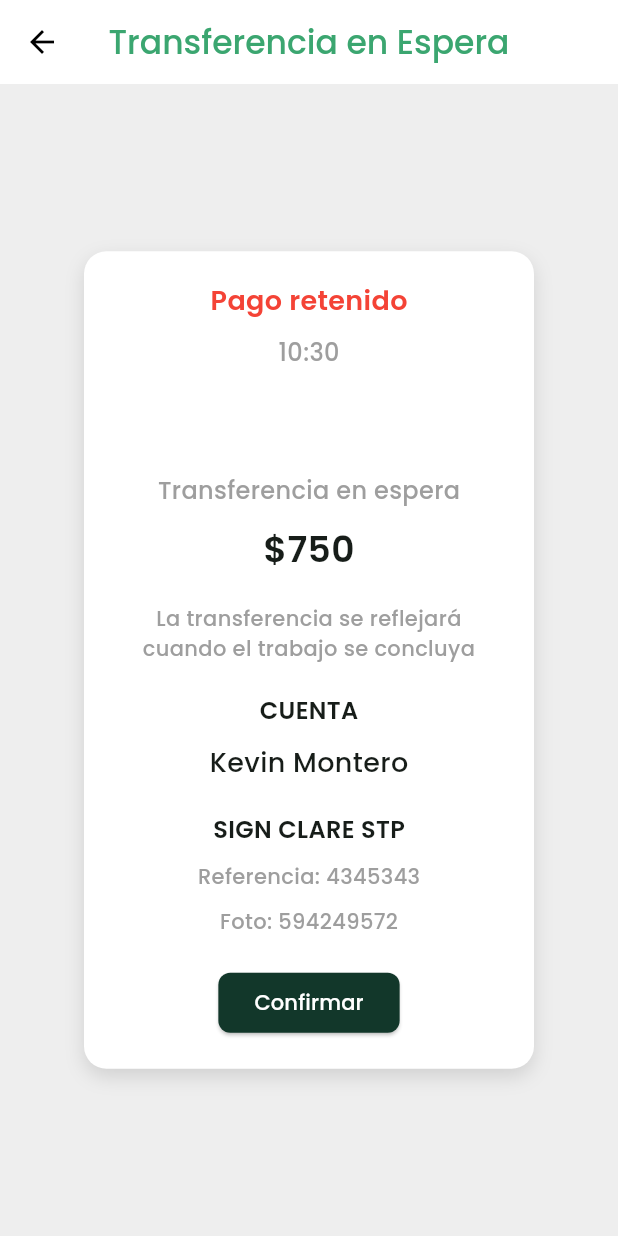
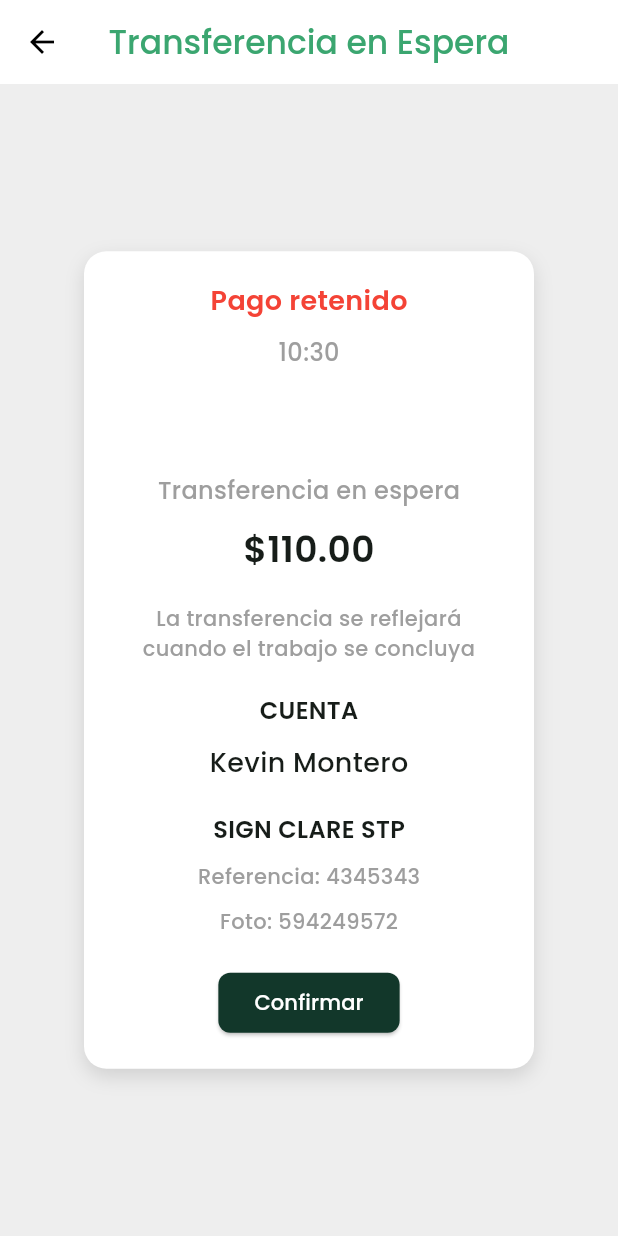
Before and after one commit to spricew/Keidot-Project, a Flutter app: the TransferenciaEsperaScreen screen opened directly, on a phone screen of 412 x 824 dp. Run offline on Flutter 3.47's test engine with Material 3 defaults, Android fonts, the phone set to English and light mode, and no system bars; our stand-ins replace file_picker, flutter_map, flutter_secure_storage, get, latlong2, logger and 1 more; missing offline and left inert: flutter_stripe; accounts and stored records are empty; network calls fail; project files that could hold a hidden picture were left out.

Commit message:
Corregi lo de las ubicaciones

```diff
--- a/Keidot-Project/lib/Services/client_request/location_request/location_service_controller.dart
+++ b/Keidot-Project/lib/Services/client_request/location_request/location_service_controller.dart
@@ -5,7 +5,7 @@ import 'package:http/http.dart' as http;
 import 'package:test_app/Services/client_request/assignment_request/assignment_controller.dart';
 import 'package:test_app/Services/models/location_model.dart';
 import 'package:logger/logger.dart';
-
+/*
 class LocationService {
   final String apiUrl = 'https://keidot.azurewebsites.net/api/Locations';
   final storage = const FlutterSecureStorage();
@@ -87,3 +87,4 @@ class LocationController extends GetxController {
     isLoading.value = false;
   }
 }
+*/
--- a/Keidot-Project/lib/Services/client_request/transaction/service_transaction_controller.dart
+++ b/Keidot-Project/lib/Services/client_request/transaction/service_transaction_controller.dart
@@ -4,6 +4,7 @@ import 'package:http/http.dart' as http;
 import 'package:flutter_secure_storage/flutter_secure_storage.dart';
 import 'package:logger/logger.dart';
 import 'package:test_app/Services/models/service_transaction_model.dart';
+import 'package:test_app/Services/models/location_model.dart';
 
 class ServiceTransactionController extends GetxController {
   final FlutterSecureStorage storage = const FlutterSecureStorage();
@@ -16,9 +17,12 @@ class ServiceTransactionController extends GetxController {
     amount: 110.0,
     estimatedSize: '',
     selectedTime: '',
-    featureIds: [], // Inicializamos la lista vacía
+    featureIds: [],
+    latitude: 0.0,
+    longitude: 0.0,
   ).obs;
   var serviceName = ''.obs;
+  var isLoading = false.obs;
 
   @override
   void onInit() {
@@ -36,8 +40,7 @@ class ServiceTransactionController extends GetxController {
         val.serviceId = serviceIdStored ?? "";
       }
     });
-    logger.i(
-        "Usuario y servicio cargados: userId=$userIdStored, serviceId=$serviceIdStored");
+    logger.i("Usuario y servicio cargados: userId=$userIdStored, serviceId=$serviceIdStored");
   }
 
   void setService(String id, String name) {
@@ -71,7 +74,6 @@ void setEstimatedSize(String size) {
     logger.i("Tamaño estimado actualizado: $size");
   }
 
-
   void setSelectedTime(String date) {
     transaction.update((val) {
       if (val != null) val.selectedTime = date;
@@ -85,6 +87,17 @@ void setEstimatedSize(String size) {
     });
     logger.i("Características seleccionadas: $selectedFeatures");
   }
+
+  void setLocation(double lat, double lng) {
+    transaction.update((val) {
+      if (val != null) {
+        val.latitude = lat;
+        val.longitude = lng;
+      }
+    });
+    logger.d("Ubicación establecida: lat=$lat, lng=$lng");
+  }
+
 
   Future<void> sendRequest() async {
     final token = await storage.read(key: 'token');
@@ -122,10 +135,8 @@ void setEstimatedSize(String size) {
         logger.i("Solicitud enviada con éxito.");
         Get.snackbar("Éxito", "La solicitud se envió correctamente");
       } else {
-        logger.e(
-            "Error al enviar la solicitud: ${response.statusCode}, Respuesta: ${response.body}");
-        Get.snackbar(
-            "Error", "No se pudo enviar la solicitud: ${response.body}");
+        logger.e("Error al enviar la solicitud: ${response.statusCode}, Respuesta: ${response.body}");
+        Get.snackbar("Error", "No se pudo enviar la solicitud: ${response.body}");
       }
     } catch (e) {
       logger.e("Excepción al enviar la solicitud: $e");
--- a/Keidot-Project/lib/Services/models/service_transaction_model.dart
+++ b/Keidot-Project/lib/Services/models/service_transaction_model.dart
@@ -5,7 +5,9 @@ class ServiceTransactionModel {
   double amount;
   String estimatedSize;
   String selectedTime;
-  List<String> featureIds; // ✅ NUEVO
+  List<String> featureIds;
+  double latitude;
+  double longitude;
 
   ServiceTransactionModel({
     required this.userId,
@@ -14,7 +16,9 @@ class ServiceTransactionModel {
     required this.amount,
     required this.estimatedSize,
     required this.selectedTime,
-    this.featureIds = const [], // ✅ Inicializamos con lista vacía
+    this.featureIds = const [],
+    required this.latitude,
+    required this.longitude,
   });
 
   Map<String, dynamic> toJson() {
@@ -25,7 +29,23 @@ class ServiceTransactionModel {
       "amount": amount,
       "estimated_size": estimatedSize,
       "selected_time": selectedTime,
-      "featureIds": featureIds, // ✅ Se incluye en la petición
+      "featureIds": featureIds,
+      "latitude": latitude,
+      "longitude": longitude,
     };
   }
+
+  factory ServiceTransactionModel.fromJson(Map<String, dynamic> json) {
+    return ServiceTransactionModel(
+      userId: json["userId"],
+      serviceId: json["serviceId"],
+      description: json["description"],
+      amount: (json["amount"] as num).toDouble(),
+      estimatedSize: json["estimated_size"],
+      selectedTime: json["selected_time"],
+      featureIds: List<String>.from(json["featureIds"] ?? []),
+      latitude: (json["latitude"] as num).toDouble(),
+      longitude: (json["longitude"] as num).toDouble(),
+    );
+  }
 }
--- a/Keidot-Project/lib/main.dart
+++ b/Keidot-Project/lib/main.dart
@@ -3,7 +3,6 @@ import 'package:flutter_stripe/flutter_stripe.dart';
 import 'package:get/get.dart';
 import 'package:test_app/Services/client_request/assignment_request/assignment_controller.dart';
 import 'package:test_app/Services/client_request/assignment_request/assignment_request.dart';
-import 'package:test_app/Services/client_request/location_request/location_service_controller.dart';
 import 'package:test_app/Services/client_request/transaction/service_transaction_controller.dart';
 import 'package:test_app/config/theme/app_theme.dart';
 import 'package:test_app/presentation/screens/login_screen.dart';
@@ -19,7 +18,6 @@ void main() async {
   // Inicializa los controladores de GetX
   Get.lazyPut(() => AssignmentIdController());
   Get.put(ServiceTransactionController());
-  Get.put(LocationController());
   Get.put(AssignmentController());
   runApp(
     MultiProvider(
--- a/Keidot-Project/lib/presentation/screens/home_screen.dart
+++ b/Keidot-Project/lib/presentation/screens/home_screen.dart
@@ -223,6 +223,9 @@ class _HomeScreenState extends State<HomeScreen> {
         final serviceController = Get.find<ServiceTransactionController>();
         serviceController.setService(
             service.serviceId.toString(), service.title);
+        // Guarda el precio en el método setAmount
+        final transactionController = Get.find<ServiceTransactionController>();
+        transactionController.setAmount(service.price);
         Get.to(() => const RequestScreen1());
       },
       child: Container(
--- a/Keidot-Project/lib/presentation/screens/request_screen2.dart
+++ b/Keidot-Project/lib/presentation/screens/request_screen2.dart
@@ -2,7 +2,7 @@ import 'package:flutter/material.dart';
 import 'package:flutter_map/flutter_map.dart';
 import 'package:get/get.dart';
 import 'package:latlong2/latlong.dart';
-import 'package:test_app/Services/client_request/location_request/location_service_controller.dart';
+import 'package:test_app/Services/client_request/transaction/service_transaction_controller.dart';
 import 'package:test_app/config/theme/app_theme.dart';
 import 'package:test_app/presentation/screens/home_page.dart';
 import 'package:test_app/widgets/custom_appbar.dart';
@@ -20,7 +20,7 @@ class _RequestScreen2State extends State<RequestScreen2> {
   final MapController _mapController = MapController();
   static const LatLng initialLocation =
       LatLng(20.9671, -89.6237); // Coordenadas de Mérida
-  final LocationController locationController = Get.find<LocationController>();
+  final ServiceTransactionController locationController = Get.find<ServiceTransactionController>();
 
   LatLng selectedLocation =
       const LatLng(20.9671, -89.6237); // Ubicación inicial
--- a/Keidot-Project/lib/presentation/screens/transferenciaespera_screen.dart
+++ b/Keidot-Project/lib/presentation/screens/transferenciaespera_screen.dart
@@ -7,12 +7,12 @@ import 'package:intl/intl.dart';
 
 class TransferenciaEsperaScreen extends StatelessWidget {
   final ServiceTransactionController controller = Get.find();
-  final LocationController controller_location = Get.find();
 
   TransferenciaEsperaScreen({super.key}); // Obtén el controlador
 
   @override
   Widget build(BuildContext context) {
+    final transactionController = Get.find<ServiceTransactionController>();
     return Scaffold(
       backgroundColor: Colors.grey[200],
       appBar: AppBar(
@@ -82,13 +82,17 @@ class TransferenciaEsperaScreen extends StatelessWidget {
                 ),
               ),
               const SizedBox(height: 10),
-              const Text(
-                '\$750',
-                style: TextStyle(
-                  fontSize: 24,
-                  fontWeight: FontWeight.bold,
-                ),
-              ),
+              Obx(() {
+                final amount =
+                    transactionController.transaction.value?.amount ?? 0.0;
+                return Text(
+                  '\$${amount.toStringAsFixed(2)}',
+                  style: const TextStyle(
+                    fontSize: 24,
+                    fontWeight: FontWeight.bold,
+                  ),
+                );
+              }),
               const SizedBox(height: 20),
               const Text(
                 'La transferencia se reflejará cuando el trabajo se concluya',
@@ -142,7 +146,6 @@ class TransferenciaEsperaScreen extends StatelessWidget {
                 onPressed: () async {
                   // Envía los datos al servidor
                   await controller.sendRequest();
-                  await controller_location.saveLocation();
                   //
                   // Navega a la pantalla de solicitud exitosa
                   Get.to(() => const SolicitudExitosaScreen());
```
Also changed, not shown: Keidot-Project/lib/presentation/screens/stripe/stripe_screen.dart (+11 -4 lines), 4 other files. Lines whose indentation alone changed are shown as unchanged.
